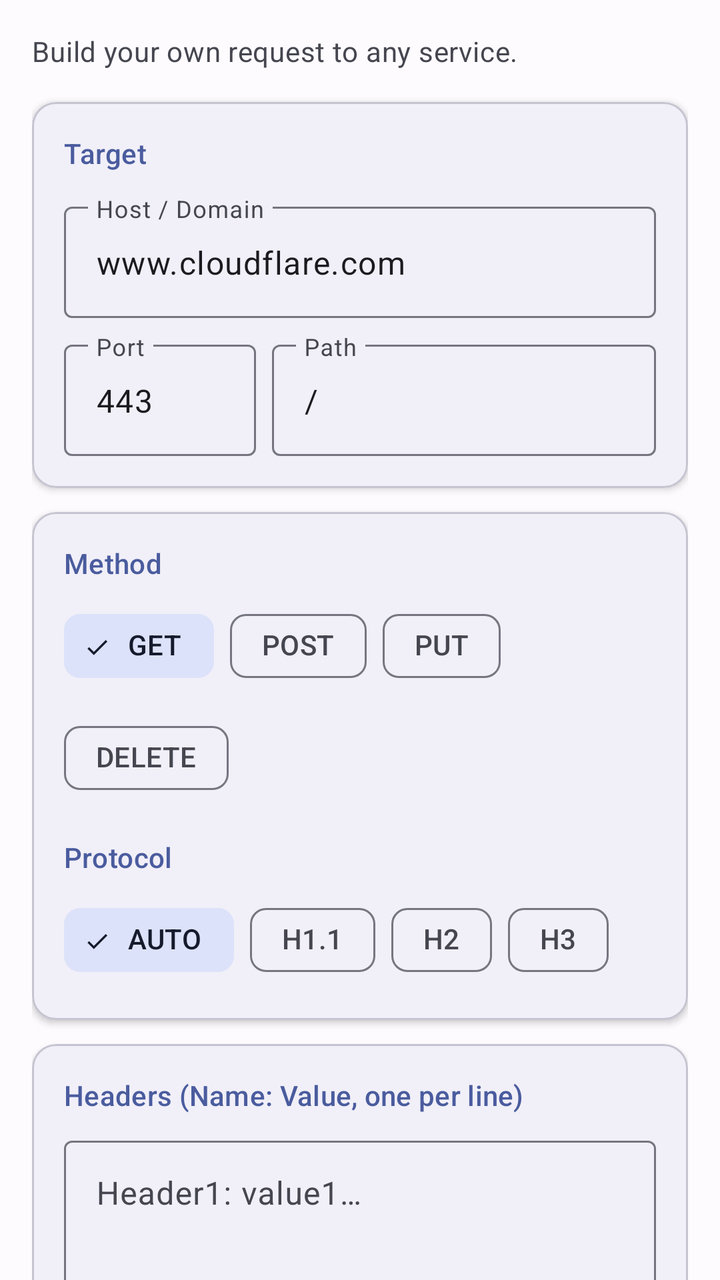
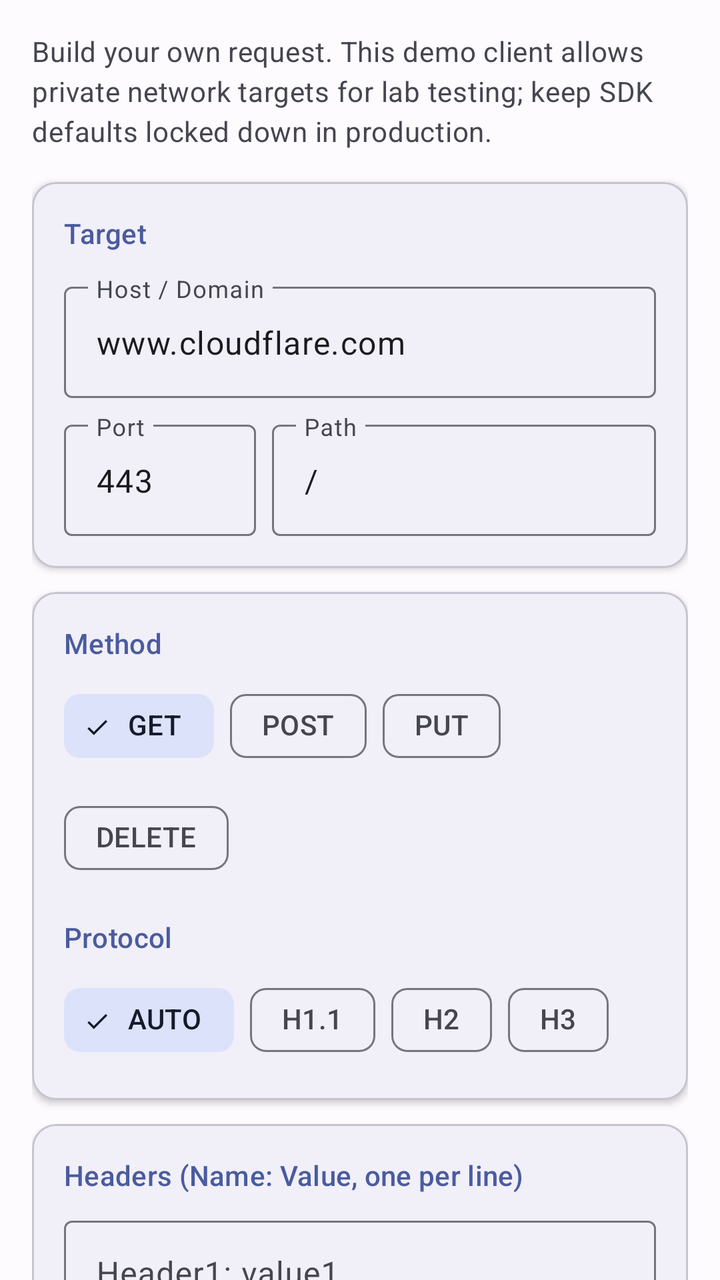

The first picture is an Android layout as it rendered before a commit; the second is the same layout after the commit. The layout source and the unified diff follow.
<!-- AndroidManifest.xml: application theme Theme.AsterNetDemo -->
<!-- res/layout/fragment_custom_request.xml -->
<?xml version="1.0" encoding="utf-8"?>
<androidx.core.widget.NestedScrollView xmlns:android="http://schemas.android.com/apk/res/android"
    xmlns:app="http://schemas.android.com/apk/res-auto"
    android:layout_width="match_parent"
    android:layout_height="match_parent"
    android:fillViewport="true"
    android:clipToPadding="false">

    <LinearLayout
        android:layout_width="match_parent"
        android:layout_height="wrap_content"
        android:orientation="vertical"
        android:padding="16dp">

        <com.google.android.material.textview.MaterialTextView
            android:layout_width="match_parent"
            android:layout_height="wrap_content"
            android:text="Build your own request to any service."
            android:textAppearance="?attr/textAppearanceBodyMedium"
            android:textColor="?attr/colorOnSurfaceVariant"
            android:layout_marginBottom="16dp" />

        
        <com.google.android.material.card.MaterialCardView
            android:layout_width="match_parent"
            android:layout_height="wrap_content"
            android:layout_marginBottom="12dp"
            app:cardElevation="2dp"
            app:cardCornerRadius="12dp">

            <LinearLayout
                android:layout_width="match_parent"
                android:layout_height="wrap_content"
                android:orientation="vertical"
                android:padding="16dp">

                <com.google.android.material.textview.MaterialTextView
                    android:layout_width="wrap_content"
                    android:layout_height="wrap_content"
                    android:text="Target"
                    android:textAppearance="?attr/textAppearanceLabelLarge"
                    android:textColor="?attr/colorPrimary"
                    android:layout_marginBottom="12dp" />

                <com.google.android.material.textfield.TextInputLayout
                    android:layout_width="match_parent"
                    android:layout_height="wrap_content"
                    android:hint="Host / Domain"
                    app:boxBackgroundMode="outline"
                    android:layout_marginBottom="8dp">
                    <com.google.android.material.textfield.TextInputEditText
                        android:id="@+id/host_input"
                        android:layout_width="match_parent"
                        android:layout_height="wrap_content"
                        android:text="www.cloudflare.com"
                        android:inputType="textUri"
                        android:imeOptions="actionNext" />
                </com.google.android.material.textfield.TextInputLayout>

                <LinearLayout
                    android:layout_width="match_parent"
                    android:layout_height="wrap_content"
                    android:orientation="horizontal">

                    <com.google.android.material.textfield.TextInputLayout
                        android:layout_width="0dp"
                        android:layout_height="wrap_content"
                        android:layout_weight="1"
                        android:hint="Port"
                        app:boxBackgroundMode="outline"
                        android:layout_marginEnd="8dp">
                        <com.google.android.material.textfield.TextInputEditText
                            android:id="@+id/port_input"
                            android:layout_width="match_parent"
                            android:layout_height="wrap_content"
                            android:text="443"
                            android:inputType="number"
                            android:imeOptions="actionNext" />
                    </com.google.android.material.textfield.TextInputLayout>

                    <com.google.android.material.textfield.TextInputLayout
                        android:layout_width="0dp"
                        android:layout_height="wrap_content"
                        android:layout_weight="2"
                        android:hint="Path"
                        app:boxBackgroundMode="outline">
                        <com.google.android.material.textfield.TextInputEditText
                            android:id="@+id/path_input"
                            android:layout_width="match_parent"
                            android:layout_height="wrap_content"
                            android:text="/"
                            android:inputType="textUri"
                            android:imeOptions="actionNext" />
                    </com.google.android.material.textfield.TextInputLayout>
                </LinearLayout>
            </LinearLayout>
        </com.google.android.material.card.MaterialCardView>

        
        <com.google.android.material.card.MaterialCardView
            android:layout_width="match_parent"
            android:layout_height="wrap_content"
            android:layout_marginBottom="12dp"
            app:cardElevation="2dp"
            app:cardCornerRadius="12dp">

            <LinearLayout
                android:layout_width="match_parent"
                android:layout_height="wrap_content"
                android:orientation="vertical"
                android:padding="16dp">

                <com.google.android.material.textview.MaterialTextView
                    android:layout_width="wrap_content"
                    android:layout_height="wrap_content"
                    android:text="Method"
                    android:textAppearance="?attr/textAppearanceLabelLarge"
                    android:textColor="?attr/colorPrimary"
                    android:layout_marginBottom="8dp" />

                <com.google.android.material.chip.ChipGroup
                    android:id="@+id/method_chip_group"
                    android:layout_width="match_parent"
                    android:layout_height="wrap_content"
                    android:layout_marginBottom="16dp"
                    app:singleSelection="true"
                    app:selectionRequired="true"
                    app:checkedChip="@+id/chip_get">

                    <com.google.android.material.chip.Chip
                        android:id="@+id/chip_get"
                        style="@style/Widget.Material3.Chip.Filter"
                        android:layout_width="wrap_content"
                        android:layout_height="wrap_content"
                        android:text="GET"
                        android:checkable="true" />

                    <com.google.android.material.chip.Chip
                        android:id="@+id/chip_post"
                        style="@style/Widget.Material3.Chip.Filter"
                        android:layout_width="wrap_content"
                        android:layout_height="wrap_content"
                        android:text="POST"
                        android:checkable="true" />

                    <com.google.android.material.chip.Chip
                        android:id="@+id/chip_put"
                        style="@style/Widget.Material3.Chip.Filter"
                        android:layout_width="wrap_content"
                        android:layout_height="wrap_content"
                        android:text="PUT"
                        android:checkable="true" />

                    <com.google.android.material.chip.Chip
                        android:id="@+id/chip_delete"
                        style="@style/Widget.Material3.Chip.Filter"
                        android:layout_width="wrap_content"
                        android:layout_height="wrap_content"
                        android:text="DELETE"
                        android:checkable="true" />
                </com.google.android.material.chip.ChipGroup>

                <com.google.android.material.textview.MaterialTextView
                    android:layout_width="wrap_content"
                    android:layout_height="wrap_content"
                    android:text="Protocol"
                    android:textAppearance="?attr/textAppearanceLabelLarge"
                    android:textColor="?attr/colorPrimary"
                    android:layout_marginBottom="8dp" />

                <com.google.android.material.chip.ChipGroup
                    android:id="@+id/policy_chip_group"
                    android:layout_width="match_parent"
                    android:layout_height="wrap_content"
                    app:singleSelection="true"
                    app:selectionRequired="true"
                    app:checkedChip="@+id/chip_auto">

                    <com.google.android.material.chip.Chip
                        android:id="@+id/chip_auto"
                        style="@style/Widget.Material3.Chip.Filter"
                        android:layout_width="wrap_content"
                        android:layout_height="wrap_content"
                        android:text="AUTO"
                        android:checkable="true" />

                    <com.google.android.material.chip.Chip
                        android:id="@+id/chip_h1"
                        style="@style/Widget.Material3.Chip.Filter"
                        android:layout_width="wrap_content"
                        android:layout_height="wrap_content"
                        android:text="H1.1"
                        android:checkable="true" />

                    <com.google.android.material.chip.Chip
                        android:id="@+id/chip_h2"
                        style="@style/Widget.Material3.Chip.Filter"
                        android:layout_width="wrap_content"
                        android:layout_height="wrap_content"
                        android:text="H2"
                        android:checkable="true" />

                    <com.google.android.material.chip.Chip
                        android:id="@+id/chip_h3"
                        style="@style/Widget.Material3.Chip.Filter"
                        android:layout_width="wrap_content"
                        android:layout_height="wrap_content"
                        android:text="H3"
                        android:checkable="true" />
                </com.google.android.material.chip.ChipGroup>
            </LinearLayout>
        </com.google.android.material.card.MaterialCardView>

        
        <com.google.android.material.card.MaterialCardView
            android:layout_width="match_parent"
            android:layout_height="wrap_content"
            android:layout_marginBottom="12dp"
            app:cardElevation="2dp"
            app:cardCornerRadius="12dp">

            <LinearLayout
                android:layout_width="match_parent"
                android:layout_height="wrap_content"
                android:orientation="vertical"
                android:padding="16dp">

                <com.google.android.material.textview.MaterialTextView
                    android:layout_width="wrap_content"
                    android:layout_height="wrap_content"
                    android:text="Headers (Name: Value, one per line)"
                    android:textAppearance="?attr/textAppearanceLabelLarge"
                    android:textColor="?attr/colorPrimary"
                    android:layout_marginBottom="8dp" />

                <com.google.android.material.textfield.TextInputLayout
                    android:layout_width="match_parent"
                    android:layout_height="wrap_content"
                    android:hint="Header1: value1\nHeader2: value2"
                    app:boxBackgroundMode="outline">
                    <com.google.android.material.textfield.TextInputEditText
                        android:id="@+id/headers_input"
                        android:layout_width="match_parent"
                        android:layout_height="wrap_content"
                        android:minHeight="80dp"
                        android:gravity="top"
                        android:inputType="textMultiLine"
                        android:imeOptions="actionNext" />
                </com.google.android.material.textfield.TextInputLayout>
            </LinearLayout>
        </com.google.android.material.card.MaterialCardView>

        
        <com.google.android.material.card.MaterialCardView
            android:id="@+id/body_card"
            android:layout_width="match_parent"
            android:layout_height="wrap_content"
            android:layout_marginBottom="12dp"
            app:cardElevation="2dp"
            app:cardCornerRadius="12dp"
            android:visibility="gone">

            <LinearLayout
                android:layout_width="match_parent"
                android:layout_height="wrap_content"
                android:orientation="vertical"
                android:padding="16dp">

                <com.google.android.material.textview.MaterialTextView
                    android:layout_width="wrap_content"
                    android:layout_height="wrap_content"
                    android:text="Request Body"
                    android:textAppearance="?attr/textAppearanceLabelLarge"
                    android:textColor="?attr/colorPrimary"
                    android:layout_marginBottom="8dp" />

                <com.google.android.material.textfield.TextInputLayout
                    android:layout_width="match_parent"
                    android:layout_height="wrap_content"
                    android:hint="Enter request body..."
                    app:boxBackgroundMode="outline">
                    <com.google.android.material.textfield.TextInputEditText
                        android:id="@+id/body_input"
                        android:layout_width="match_parent"
                        android:layout_height="wrap_content"
                        android:minHeight="100dp"
                        android:gravity="top"
                        android:inputType="textMultiLine"
                        android:imeOptions="actionDone" />
                </com.google.android.material.textfield.TextInputLayout>
            </LinearLayout>
        </com.google.android.material.card.MaterialCardView>

        
        <com.google.android.material.card.MaterialCardView
            android:layout_width="match_parent"
            android:layout_height="wrap_content"
            android:layout_marginBottom="16dp"
            app:cardElevation="1dp"
            app:cardCornerRadius="12dp"
            app:strokeColor="?attr/colorOutlineVariant"
            app:strokeWidth="1dp"
            app:cardBackgroundColor="?attr/colorSurfaceVariant">

            <LinearLayout
                android:layout_width="match_parent"
                android:layout_height="wrap_content"
                android:orientation="vertical"
                android:padding="16dp">

                <com.google.android.material.textview.MaterialTextView
                    android:layout_width="wrap_content"
                    android:layout_height="wrap_content"
                    android:text="Settings"
                    android:textAppearance="?attr/textAppearanceLabelLarge"
                    android:textColor="?attr/colorPrimary"
                    android:layout_marginBottom="8dp" />

                <com.google.android.material.textfield.TextInputLayout
                    android:layout_width="match_parent"
                    android:layout_height="wrap_content"
                    android:hint="Timeout (ms)"
                    app:boxBackgroundMode="outline"
                    app:suffixText="ms">
                    <com.google.android.material.textfield.TextInputEditText
                        android:id="@+id/timeout_input"
                        android:layout_width="match_parent"
                        android:layout_height="wrap_content"
                        android:text="12000"
                        android:inputType="number" />
                </com.google.android.material.textfield.TextInputLayout>

                <com.google.android.material.materialswitch.MaterialSwitch
                    android:id="@+id/insecure_switch"
                    android:layout_width="match_parent"
                    android:layout_height="wrap_content"
                    android:layout_marginTop="8dp"
                    android:text="Allow insecure TLS (for self-signed certs)"
                    android:textSize="13sp" />
            </LinearLayout>
        </com.google.android.material.card.MaterialCardView>

        
        <com.google.android.material.button.MaterialButton
            android:id="@+id/send_button"
            android:layout_width="match_parent"
            android:layout_height="56dp"
            android:text="Send Request"
            android:textAppearance="?attr/textAppearanceLabelLarge"
            app:cornerRadius="16dp"
            android:layout_marginBottom="12dp" />

        <com.google.android.material.progressindicator.LinearProgressIndicator
            android:id="@+id/progress_bar"
            android:layout_width="match_parent"
            android:layout_height="wrap_content"
            android:indeterminate="true"
            android:visibility="gone"
            app:indicatorColor="?attr/colorPrimary"
            android:layout_marginBottom="12dp" />

        
        <com.google.android.material.card.MaterialCardView
            android:layout_width="match_parent"
            android:layout_height="wrap_content"
            app:cardElevation="2dp"
            app:cardCornerRadius="12dp">

            <LinearLayout
                android:layout_width="match_parent"
                android:layout_height="wrap_content"
                android:orientation="vertical"
                android:padding="16dp">

                <com.google.android.material.textview.MaterialTextView
                    android:layout_width="wrap_content"
                    android:layout_height="wrap_content"
                    android:text="Response"
                    android:textAppearance="?attr/textAppearanceLabelLarge"
                    android:textColor="?attr/colorPrimary"
                    android:layout_marginBottom="8dp" />

                <HorizontalScrollView
                    android:layout_width="match_parent"
                    android:layout_height="wrap_content">

                    <com.google.android.material.textview.MaterialTextView
                        android:id="@+id/result_view"
                        android:layout_width="wrap_content"
                        android:layout_height="wrap_content"
                        android:fontFamily="monospace"
                        android:textAppearance="?attr/textAppearanceBodySmall"
                        android:textColor="?attr/colorOnSurface"
                        android:padding="8dp"
                        android:background="?attr/colorSurfaceVariant"
                        android:minWidth="300dp" />
                </HorizontalScrollView>
            </LinearLayout>
        </com.google.android.material.card.MaterialCardView>

    </LinearLayout>
</androidx.core.widget.NestedScrollView>
<!-- resources referenced by this layout -->
<resources>
  <style name="Theme.AsterNetDemo" parent="Theme.Material3.Light.NoActionBar">
          <item name="colorPrimary">@color/primary</item>
          <item name="colorOnPrimary">@color/on_primary</item>
          <item name="colorPrimaryContainer">@color/primary_container</item>
          <item name="colorOnPrimaryContainer">@color/on_primary_container</item>
  
          <item name="colorSecondary">@color/secondary</item>
          <item name="colorOnSecondary">@color/on_secondary</item>
          <item name="colorSecondaryContainer">@color/secondary_container</item>
          <item name="colorOnSecondaryContainer">@color/on_secondary_container</item>
  
          <item name="colorTertiary">@color/tertiary</item>
          <item name="colorOnTertiary">@color/on_tertiary</item>
          <item name="colorTertiaryContainer">@color/tertiary_container</item>
          <item name="colorOnTertiaryContainer">@color/on_tertiary_container</item>
  
          <item name="colorSurface">@color/surface</item>
          <item name="colorOnSurface">@color/on_surface</item>
          <item name="colorSurfaceVariant">@color/surface_variant</item>
          <item name="colorOnSurfaceVariant">@color/on_surface_variant</item>
  
          <item name="colorError">@color/error</item>
          <item name="colorOnError">@color/on_error</item>
          <item name="colorErrorContainer">@color/error_container</item>
          <item name="colorOnErrorContainer">@color/on_error_container</item>
  
          <item name="android:colorBackground">@color/background</item>
          <item name="colorOnBackground">@color/on_background</item>
  
          <item name="colorOutline">@color/outline</item>
          <item name="colorOutlineVariant">@color/outline_variant</item>
  
          
          <item name="android:statusBarColor">@color/primary</item>
          <item name="android:navigationBarColor">@color/surface</item>
          <item name="android:windowLightStatusBar">true</item>
      </style>
  <color name="primary">#FF4A5C9E</color>
  <color name="on_primary">#FFFFFFFF</color>
  <color name="primary_container">#FFDCE1FF</color>
  <color name="on_primary_container">#FF001452</color>
  <color name="secondary">#FF585E71</color>
  <color name="on_secondary">#FFFFFFFF</color>
  <color name="secondary_container">#FFDCE2F9</color>
  <color name="on_secondary_container">#FF151B2C</color>
  <color name="tertiary">#FF006B59</color>
  <color name="on_tertiary">#FFFFFFFF</color>
  <color name="tertiary_container">#FF7AF8D9</color>
  <color name="on_tertiary_container">#FF002118</color>
  <color name="surface">#FFFEFBFF</color>
  <color name="on_surface">#FF1B1B1F</color>
  <color name="surface_variant">#FFE3E1EC</color>
  <color name="on_surface_variant">#FF45464F</color>
  <color name="error">#FFBA1A1A</color>
  <color name="on_error">#FFFFFFFF</color>
  <color name="error_container">#FFFFDAD6</color>
  <color name="on_error_container">#FF410002</color>
  <color name="background">#FFFEFBFF</color>
  <color name="on_background">#FF1B1B1F</color>
  <color name="outline">#FF757680</color>
  <color name="outline_variant">#FFC5C4D0</color>
</resources>

<!-- the commit's change to res/layout/fragment_custom_request.xml (unified diff, before → after) -->
@@ -15,7 +15,7 @@
         <com.google.android.material.textview.MaterialTextView
             android:layout_width="match_parent"
             android:layout_height="wrap_content"
-            android:text="Build your own request to any service."
+            android:text="Build your own request. This demo client allows private network targets for lab testing; keep SDK defaults locked down in production."
             android:textAppearance="?attr/textAppearanceBodyMedium"
             android:textColor="?attr/colorOnSurfaceVariant"
             android:layout_marginBottom="16dp" />
